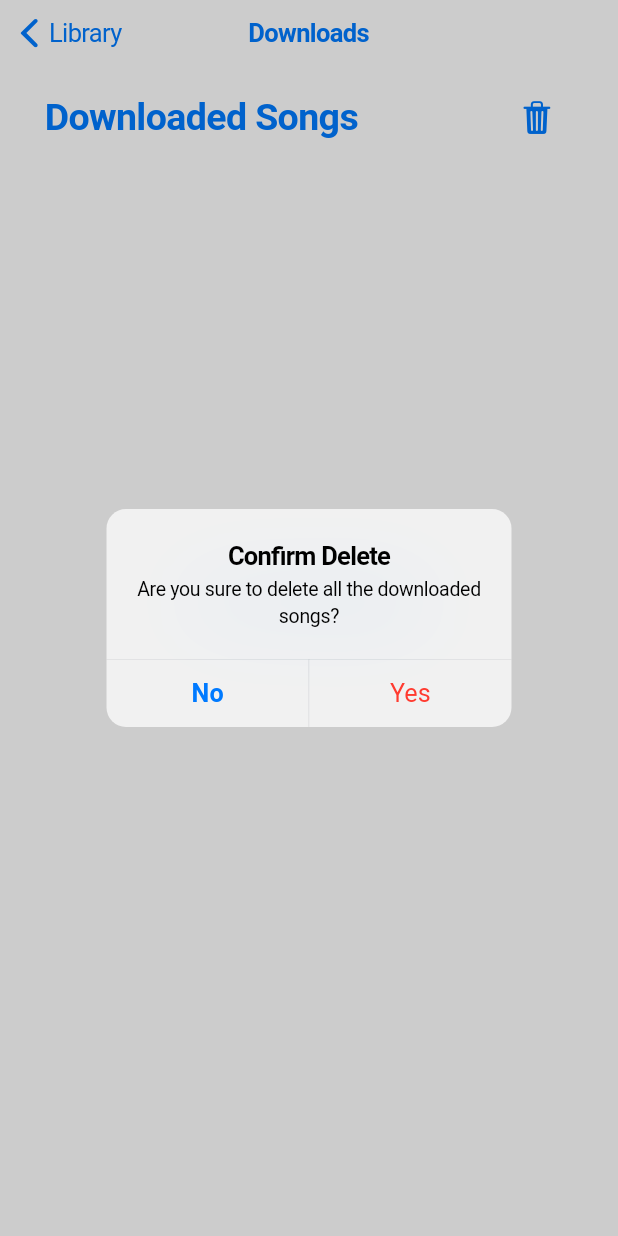
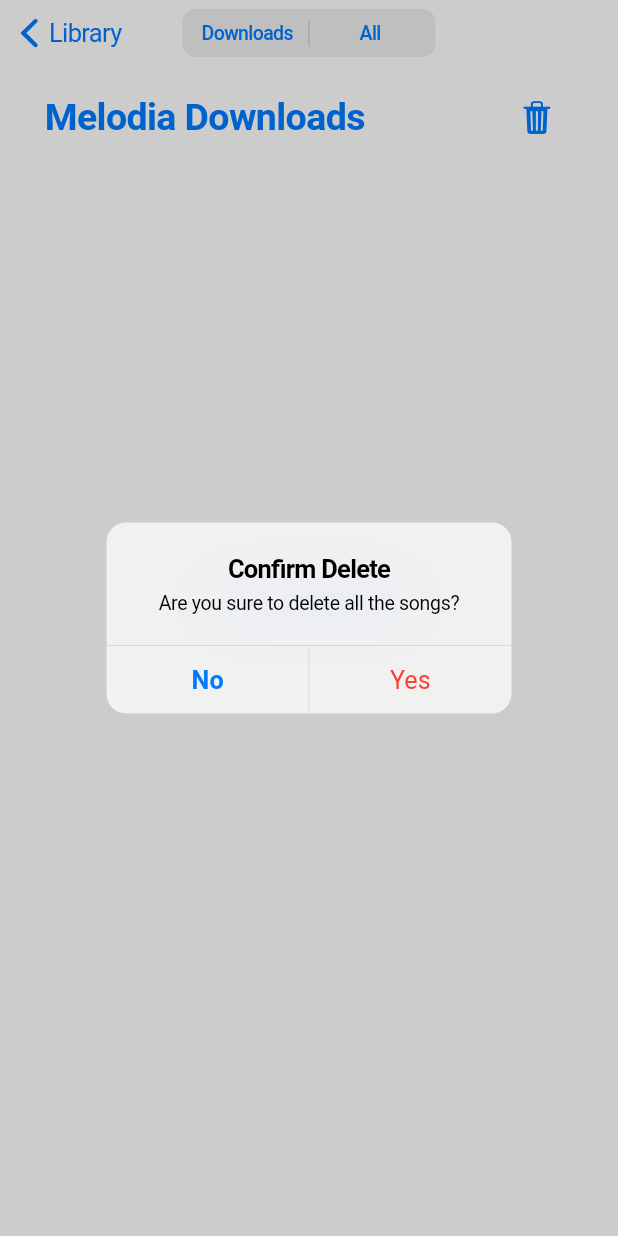
Before and after one commit to iamthetwodigiter/Melodia, a Flutter app: the DownloadsPage screen opened directly, after a tap on an icon or button, on a phone screen of 412 x 824 dp. Run offline on Flutter 3.47's test engine with Material 3 defaults, Android fonts, the light colour scheme and no system bars; our stand-ins replace audio_video_progress_bar, cached_network_image, dio, firebase_core, flutter_phoenix, flutter_riverpod and 5 more; missing offline and left inert: audiotagger, onesignal_flutter; accounts and stored records are empty; generated files the repository leaves out were written again; network calls fail.

Commit message:
Added support for all songs

```diff
--- a/lib/download/view/downloads_page.dart
+++ b/lib/download/view/downloads_page.dart
@@ -21,16 +21,16 @@
 }
 
 class _DownloadsPageState extends ConsumerState<DownloadsPage> {
-  Directory downloadsDir = Directory('storage/emulated/0/Music/Melodia');
   List<File> _files = [];
   List<Uint8List?> thumbList = [];
   final tagger = Audiotagger();
   List<Tag?> tags = [];
+  int index = 0;
 
   @override
   void initState() {
     super.initState();
-    _listFiles();
+    _listFiles(index);
     for (var items in _files) {
       getArtwork(items.path);
       getMetadata(items.path);
@@ -75,7 +75,7 @@
       context: context,
       builder: (BuildContext context) => CupertinoAlertDialog(
         title: const Text('Confirm Delete'),
-        content: const Text('Are you sure to delete all the downloaded songs?'),
+        content: const Text('Are you sure to delete all the songs?'),
         actions: <CupertinoDialogAction>[
           CupertinoDialogAction(
             isDefaultAction: true,
@@ -88,7 +88,9 @@
           CupertinoDialogAction(
             isDestructiveAction: true,
             onPressed: () {
+              index == 0 ?
               Directory('storage/emulated/0/Music/Melodia')
+                  .deleteSync(recursive: true) : Directory('storage/emulated/0/Music')
                   .deleteSync(recursive: true);
               ref.watch(filesProvider.notifier).state = [];
               Navigator.of(context).pop();
@@ -116,7 +118,10 @@
     setState(() {});
   }
 
-  void _listFiles() async {
+  void _listFiles(int index) async {
+    Directory downloadsDir = index == 0
+        ? Directory('storage/emulated/0/Music/Melodia')
+        : Directory('storage/emulated/0/Music');
     final List<FileSystemEntity> entities = downloadsDir.listSync().toList();
     _files = entities.whereType<File>().toList();
     setState(() {});
@@ -140,12 +145,31 @@
     return CupertinoPageScaffold(
       navigationBar: CupertinoNavigationBar(
         previousPageTitle: 'Library',
-        middle: Text(
+        middle: CupertinoSlidingSegmentedControl(
+          children: <String, Text>{
+              'Downloads': Text(
                 'Downloads',
                 style: TextStyle(
-            color: darkMode ? CupertinoColors.white : AppPallete().accentColor,
+                  color: AppPallete().accentColor,
                 ),
               ),
+              'All': Text(
+                'All',
+                style: TextStyle(
+                  color: AppPallete().accentColor,
+                ),
+              ),
+            },
+            onValueChanged: (value) {
+              setState(() {
+                index = value == 'Downloads' ? 0 : 1;
+              });
+              _listFiles(index);
+              for (var items in _files) {
+                getArtwork(items.path);
+                getMetadata(items.path);
+              }
+            }),
       ),
       child: SafeArea(
         child: SingleChildScrollView(
@@ -164,8 +188,8 @@
                         child: Row(
                           mainAxisAlignment: MainAxisAlignment.spaceBetween,
                           children: [
-                            Text(
-                              'Downloaded Songs',
+                            Text(index == 0 ?
+                              'Melodia Downloads' : 'All Songs',
                               style: TextStyle(
                                 fontSize: 25,
                                 color: AppPallete().accentColor,
@@ -236,7 +260,7 @@
                                       backgroundColor: AppPallete()
                                           .accentColor
                                           .withAlpha(20),
-                                      padding: const EdgeInsets.all(20),
+                                      padding: const EdgeInsets.all(10),
                                       leading: Image.memory(
                                         thumbList[index]!,
                                         height: 100,
@@ -253,13 +277,15 @@
                                             .path
                                             .toString()
                                             .replaceAll(
-                                                'storage/emulated/0/Music/Melodia/',
-                                                '')
+                                                'storage/emulated/0/Music/', '')
+                                            .replaceAll('Melodia/', '')
                                             .replaceAll('.m4a', ''),
                                         style: TextStyle(
                                           color: darkMode
                                               ? CupertinoColors.white
-                                                : AppPallete().accentColor),
+                                              : AppPallete().accentColor,
+                                        ),
+                                        maxLines: 1,
                                       ),
                                       subtitle: Text(
                                         tags[index]!.artist!,
--- a/lib/player/view/offline_music_player.dart
+++ b/lib/player/view/offline_music_player.dart
@@ -106,7 +106,7 @@
         .elementAt(index)
         .path
         .toString()
-        .replaceAll("storage/emulated/0/Music/Melodia/", "")
+        .replaceAll("storage/emulated/0/Music/", "").replaceAll('Melodia/', '')
         .replaceAll(".m4a", "");
     final thumb = widget.song.thumbList.elementAt(index);
     final tag = widget.song.tags.elementAt(index);
--- a/lib/player/view/offline_music_slab.dart
+++ b/lib/player/view/offline_music_slab.dart
@@ -23,7 +23,7 @@
         .elementAt(index)
         .path
         .toString()
-        .replaceAll("storage/emulated/0/Music/Melodia/", "")
+        .replaceAll("storage/emulated/0/Music/", "").replaceAll('Melodia/', '')
         .replaceAll(".m4a", "");
     final thumb = widget.song.thumbList.elementAt(index);
     final tag = widget.song.tags.elementAt(index);
--- a/pubspec.yaml
+++ b/pubspec.yaml
@@ -1,7 +1,7 @@
 name: melodia
 description: "A minimal Music Streaming/Downloader/Player App"
 publish_to: 'none'
-version: 3.0.0
+version: 3.1.0
 
 environment:
   sdk: '>=3.3.4 <4.0.0'
```
Also changed, not shown: lib/album/view/albums_details_page.dart (+13 -36 lines), lib/download/model/downloader.dart (+4 -3 lines), lib/main.dart (+0 -43 lines), lib/notifications/notification.dart (deleted, +0 -38 lines), lib/player/view/player_screen.dart (+24 -13 lines). Lines whose indentation alone changed are shown as unchanged.
